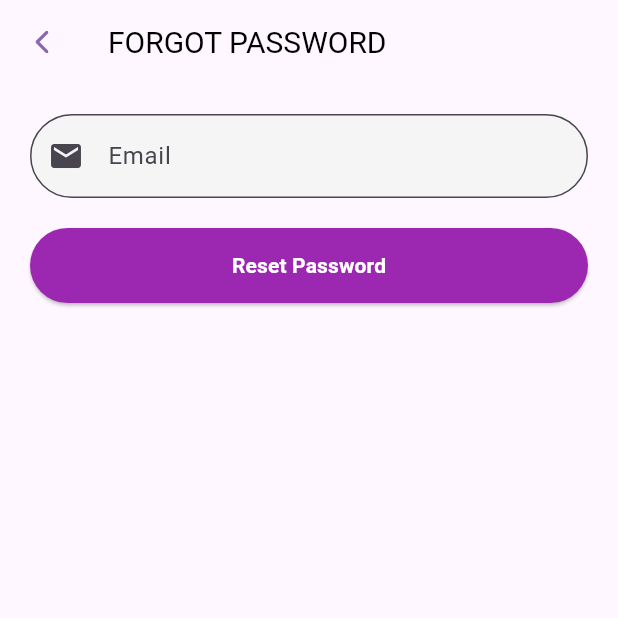
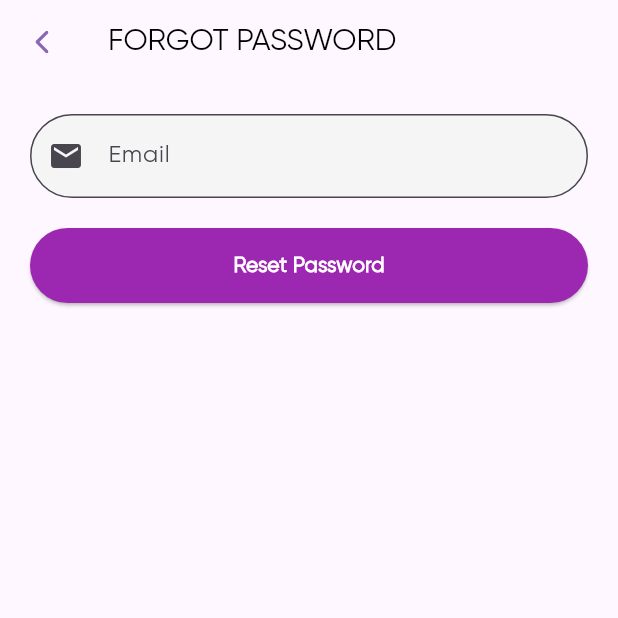
Before and after one commit to intralogicitsolutions/quizz, a Flutter app: the screen it shows after launch, after a tap on "Forgot Password?", on a phone screen of 412 x 824 dp, the top half of it. Run offline on Flutter 3.47's test engine with Material 3 defaults, Android fonts, the light colour scheme and no system bars; our stand-ins replace avatar_glow, confetti, flutter_svg, shared_preferences; network calls fail.

Commit message:
font change

```diff
--- a/lib/screen/forgotPassword.dart
+++ b/lib/screen/forgotPassword.dart
@@ -69,13 +69,13 @@
     return Scaffold(
       appBar: AppBar(
           title: Text('Forgot Password'.toUpperCase(),
-            style: TextStyle(color: Colors.black, fontSize: 20,fontWeight: FontWeight.w400,),),
+            style: const TextStyle(color: Colors.black, fontSize: 20,fontWeight: FontWeight.w400,),),
         centerTitle: false,
         leading: IconButton(
           icon: SvgPicture.asset(
             "assets/images/ios-back-arrow.svg",
             // color: Colors.blue,
-            colorFilter: ColorFilter.mode(Themer.buttonColor, BlendMode.srcIn),
+            colorFilter: const ColorFilter.mode(Themer.buttonColor, BlendMode.srcIn),
           ),
           onPressed: () {
             Navigator.pop(context);
@@ -91,7 +91,7 @@
                 controller: _emailController,
                 decoration: InputDecoration(
                   labelText: 'Email',
-                  prefixIcon: Icon(Icons.email),
+                  prefixIcon: const Icon(Icons.email),
                   border: OutlineInputBorder(
                     borderRadius: BorderRadius.circular(30),
                   ),
@@ -99,22 +99,22 @@
                   fillColor: Colors.grey.shade100,
                 ),
               ),
-              SizedBox(height: 20),
+              const SizedBox(height: 20),
               SizedBox(
                 width: double.infinity,
                 child: ElevatedButton(
                   onPressed: handleForgotPassword,
-                  child: Text('Reset Password',
+                  style: ElevatedButton.styleFrom(
+                    backgroundColor: Colors.purple,
+                    padding: const EdgeInsets.symmetric(vertical: 15),
+                    shape: RoundedRectangleBorder(
+                      borderRadius: BorderRadius.circular(30),
+                    ),
+                  ),
+                  child: const Text('Reset Password',
                     style: TextStyle(
                       color: Colors.white,
                       fontWeight: FontWeight.bold,
-                    ),
-                  ),
-                  style: ElevatedButton.styleFrom(
-                    backgroundColor: Colors.purple,
-                    padding: EdgeInsets.symmetric(vertical: 15),
-                    shape: RoundedRectangleBorder(
-                      borderRadius: BorderRadius.circular(30),
                     ),
                   ),
                 ),
--- a/lib/screen/login.dart
+++ b/lib/screen/login.dart
@@ -48,12 +48,12 @@
               child: Column(
                 mainAxisAlignment: MainAxisAlignment.center,
                 children: [
-                 SizedBox(height: 30),
+                 const SizedBox(height: 30),
                   Image.asset("assets/images/quiz_logo1.png",height: 130),
                   //SizedBox(height: 30),
-                  SizedBox(height: 10),
+                  const SizedBox(height: 10),
                   LoginForm(isLogin: isLogin),
-                 SizedBox(height: 20),
+                 const SizedBox(height: 20),
                   GestureDetector(
                     onTap: () {
                       setState(() {
@@ -64,7 +64,7 @@
                       isLogin
                           ? "Don't have an account? Sign up"
                           : "Already have an account? Login",
-                      style: TextStyle(
+                      style: const TextStyle(
                         color: Colors.purple,
                         fontSize: 16,
                         decoration: TextDecoration.underline,
@@ -84,7 +84,7 @@
 class LoginForm extends StatefulWidget {
   final bool isLogin;
 
-  LoginForm({required this.isLogin});
+  const LoginForm({required this.isLogin});
 
   @override
   State<LoginForm> createState() => _LoginFormState();
@@ -127,12 +127,12 @@
         showDialog(
           context: context,
           builder: (context) => AlertDialog(
-            title: Text('Signup Error'),
+            title: const Text('Signup Error'),
             content: Text(responseData['message']),
             actions: [
               TextButton(
                 onPressed: () => Navigator.pop(context),
-                child: Text('OK'),
+                child: const Text('OK'),
               ),
             ],
           ),
@@ -179,12 +179,12 @@
         showDialog(
           context: context,
           builder: (context) => AlertDialog(
-            title: Text('Login Error'),
+            title: const Text('Login Error'),
             content: Text(responseData['message']),
             actions: [
               TextButton(
                 onPressed: () => Navigator.pop(context),
-                child: Text('OK'),
+                child: const Text('OK'),
               ),
             ],
           ),
@@ -206,7 +206,7 @@
           controller: _firstNameController,
           decoration: InputDecoration(
             labelText: 'First name',
-            prefixIcon: Icon(Icons.person),
+            prefixIcon: const Icon(Icons.person),
             border: OutlineInputBorder(
               borderRadius: BorderRadius.circular(30),
             ),
@@ -215,14 +215,14 @@
           ),
         ),
         if (!widget.isLogin)
-          SizedBox(height: 10),
+          const SizedBox(height: 10),
         //if (!widget.isLogin)
         if (!widget.isLogin)
           TextField(
             controller: _lastNameController,
             decoration: InputDecoration(
               labelText: 'Last name',
-              prefixIcon: Icon(Icons.person),
+              prefixIcon: const Icon(Icons.person),
               border: OutlineInputBorder(
                 borderRadius: BorderRadius.circular(30),
               ),
@@ -231,12 +231,12 @@
             ),
           ),
         if (!widget.isLogin)
-          SizedBox(height: 10),
+          const SizedBox(height: 10),
           TextField(
             controller: _emailController,
             decoration: InputDecoration(
               labelText: 'Email',
-              prefixIcon: Icon(Icons.email),
+              prefixIcon: const Icon(Icons.email),
               border: OutlineInputBorder(
                 borderRadius: BorderRadius.circular(30),
               ),
@@ -244,7 +244,7 @@
               fillColor: Colors.grey.shade100,
             ),
           ),
-        SizedBox(height: 10),
+        const SizedBox(height: 10),
         TextField(
           controller: _passwordController,
           obscureText: !isPasswordVisible,
@@ -275,7 +275,7 @@
                 MaterialPageRoute(builder: (context) => const ForgotPassword()),
               );
             },
-            child: Text(
+            child: const Text(
               'Forgot Password?',
               style: TextStyle(
                 color: Colors.purple,
@@ -300,11 +300,6 @@
               // );
               // Handle login/signup logic
             },
-            child: Text(widget.isLogin ? 'LOGIN' : 'SIGN UP',
-            style: TextStyle(
-              color: Themer.Text2Color,
-              fontWeight: FontWeight.bold,
-            ),),
             style: ElevatedButton.styleFrom(
               backgroundColor: Themer.selectColor,
               padding: EdgeInsets.symmetric(vertical: 15),
@@ -312,6 +307,11 @@
                 borderRadius: BorderRadius.circular(30),
               ),
             ),
+            child: Text(widget.isLogin ? 'LOGIN' : 'SIGN UP',
+            style: const TextStyle(
+              color: Themer.Text2Color,
+              fontWeight: FontWeight.bold,
+            ),),
           ),
         ),
       ],
--- a/lib/screen/splash.dart
+++ b/lib/screen/splash.dart
@@ -15,7 +15,7 @@
   void initState() {
     super.initState();
     // Simulate a loading time
-    Future.delayed(Duration(seconds: 3), () {
+    Future.delayed(const Duration(seconds: 3), () {
       // Navigate to the next screen after 3 seconds
       //Navigator.pushReplacementNamed(context, '/home');
       Navigator.of(context, rootNavigator:
--- a/pubspec.yaml
+++ b/pubspec.yaml
@@ -93,7 +93,7 @@
   #       - asset: fonts/TrajanPro_Bold.ttf
   #         weight: 700
   fonts:
-    - family: OpenSans
+    - family: Gilroy
       fonts:
         - asset: fonts/Gilroy-Regular.ttf
           style: normal
```
Also changed, not shown: lib/screen/categorySelection.dart (+17 -7 lines), lib/screen/languageSelection.dart (+13 -44 lines), lib/screen/questionSelection.dart (+24 -13 lines), lib/screen/quizPage.dart (+55 -34 lines), lib/screen/rankPage.dart (+5 -5 lines), lib/screen/resetPassword.dart (+5 -5 lines), lib/screen/scorePage.dart (+22 -22 lines), fonts/AfacadFlux-Bold.ttf (added), fonts/AfacadFlux-Regular.ttf (added), fonts/AfacadFlux-SemiBold.ttf (added), fonts/NunitoSans_10pt-Bold.ttf (added), fonts/NunitoSans_10pt-Regular.ttf (added), fonts/NunitoSans_10pt-SemiBold.ttf (added).
